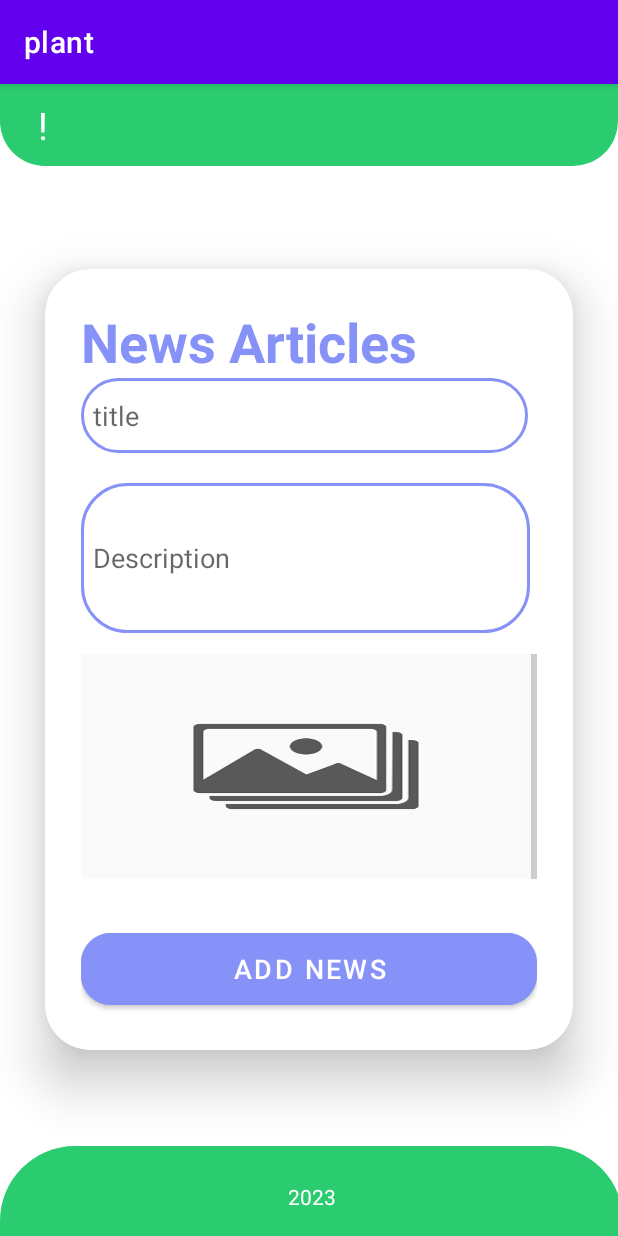
After one commit to duonghaigiang/ResearchPlant, an Android app: the AddNewsArticlesAction screen opened directly, with no data from a screen before it, on a phone screen of 412 x 824 dp. The commit adds this screen. Run offline under Robolectric (Android 15) with nearby library versions, the phone set to English and light mode, and no system bars; our stand-ins replace Firebase (no records; nobody signed in at launch, a user with empty details on screens opened directly).

Commit message:
update ui

```diff
--- a/app/src/main/AndroidManifest.xml
+++ b/app/src/main/AndroidManifest.xml
@@ -44,6 +44,12 @@
         <activity
             android:name=".MainActivity"
             android:exported="true" />
+        <activity
+            android:name=".ArticlesAction"
+          />
+        <activity
+            android:name=".AddNewsArticlesAction"
+            />
     </application>
 
 </manifest>
--- /dev/null
+++ b/app/src/main/java/com/example/plant/AddNewsArticlesAction.kt
@@ -0,0 +1,27 @@
+package com.example.plant
+
+import android.content.Intent
+import androidx.appcompat.app.AppCompatActivity
+import android.os.Bundle
+import android.widget.Button
+import android.widget.TextView
+import com.google.firebase.auth.ktx.auth
+import com.google.firebase.ktx.Firebase
+
+class AddNewsArticlesAction : AppCompatActivity() {
+
+    private lateinit var username : TextView
+
+    override fun onCreate(savedInstanceState: Bundle?) {
+        super.onCreate(savedInstanceState)
+        setContentView(R.layout.activity_addnews_articles_action)
+        username = findViewById(R.id.username)
+
+        val currentUser = Firebase.auth.currentUser // viết tắt của kotlin
+
+        val currentUserTextView = username
+        currentUser?.let {
+            currentUserTextView.text = it.displayName
+        }
+    }
+}
--- /dev/null
+++ b/app/src/main/res/layout/activity_addnews_articles_action.xml
@@ -0,0 +1,173 @@
+<?xml version="1.0" encoding="utf-8"?>
+<androidx.drawerlayout.widget.DrawerLayout xmlns:android="http://schemas.android.com/apk/res/android"
+    xmlns:app="http://schemas.android.com/apk/res-auto"
+    xmlns:tools="http://schemas.android.com/tools"
+    android:id="@+id/drawerLayout"
+    android:layout_width="match_parent"
+    android:layout_height="match_parent"
+    tools:context=".AddNewsArticlesAction">
+
+    <androidx.constraintlayout.widget.ConstraintLayout
+        android:layout_width="match_parent"
+        android:layout_height="match_parent">
+
+        <androidx.constraintlayout.widget.ConstraintLayout
+            android:id="@+id/layoutHeader"
+            android:layout_width="match_parent"
+            android:layout_height="wrap_content"
+            android:background="@drawable/header"
+            android:padding="10dp"
+            app:layout_constraintBaseline_toTopOf="parent"
+            app:layout_constraintEnd_toEndOf="parent"
+            app:layout_constraintStart_toStartOf="parent"
+            app:layout_constraintTop_toTopOf="parent">
+            <TextView
+                android:id="@+id/hello"
+
+                android:layout_width="wrap_content"
+                android:layout_height="wrap_content"
+                android:layout_marginStart="15dp"
+                android:layout_marginTop="15dp"
+                android:text="!"
+                android:textColor="@color/white"
+                android:textSize="25sp"
+                app:layout_constraintBaseline_toTopOf="parent"
+                app:layout_constraintStart_toStartOf="parent" />
+
+            <TextView
+                android:id="@+id/username"
+
+                android:layout_width="wrap_content"
+                android:layout_height="wrap_content"
+                android:textColor="@color/white"
+                android:textSize="25sp"
+                android:textStyle="bold"
+                android:layout_marginLeft="10dp"
+                app:layout_constraintStart_toEndOf="@+id/hello"
+                app:layout_constraintTop_toTopOf="parent"></TextView>
+
+        </androidx.constraintlayout.widget.ConstraintLayout>
+        <LinearLayout
+            android:layout_width="match_parent"
+            android:layout_height="match_parent"
+
+            android:orientation="vertical"
+            android:gravity="center">
+
+            <androidx.cardview.widget.CardView
+                android:layout_width="match_parent"
+                android:layout_height="wrap_content"
+                android:layout_margin="30dp"
+                app:cardCornerRadius="30dp"
+                app:cardElevation="20dp"
+               >
+
+                <LinearLayout
+
+                    android:layout_width="match_parent"
+                    android:layout_height="wrap_content"
+                    android:orientation="vertical"
+                    android:layout_gravity="center_horizontal"
+                    android:padding="24dp"
+                    >
+                    <TextView
+                        android:layout_width="match_parent"
+                        android:layout_height="wrap_content"
+                        android:text="News Articles "
+                        android:textSize="36sp"
+                        android:textStyle="bold"
+                        android:textColor="@color/lavender"></TextView>
+
+                    <EditText
+                        android:id="@+id/titleNews"
+                        android:layout_width="298dp"
+                        android:layout_height="50dp"
+                        android:layout_marginRight="40dp"
+                        android:background="@drawable/text_filed"
+
+                        android:hint="title"
+                        android:padding="8dp"
+                        android:textColor="@color/black"
+                        android:textSize="18dp"></EditText>
+
+                    <EditText
+                        android:id="@+id/Description"
+                        android:layout_width="299dp"
+                        android:layout_height="100dp"
+                        android:layout_marginTop="20dp"
+                        android:layout_marginRight="40dp"
+                        android:background="@drawable/text_filed"
+
+                        android:hint="Description"
+                        android:padding="8dp"
+                        android:textColor="@color/black"
+                        android:textSize="18dp"></EditText>
+                    <LinearLayout
+                        android:layout_width="match_parent"
+                        android:layout_height="match_parent"
+                        android:orientation="horizontal"
+                        android:background="@color/grey"
+                        android:layout_marginTop="14dp"
+                        >
+
+                        <ImageView
+                            android:id="@+id/avatar"
+                            android:layout_width="match_parent"
+                            android:layout_height="150dp"
+                            android:layout_marginEnd="4dp"
+                            android:scaleType="centerCrop"
+                            android:background="@drawable/camera"
+                            />
+                    </LinearLayout>
+                    <Button
+                        android:layout_width="match_parent"
+                        android:layout_height="60dp"
+                        android:text="Add news"
+                        android:id="@+id/loginButton"
+                        android:textSize="18sp"
+                        android:layout_marginTop="30dp"
+                        android:backgroundTint="@color/lavender"
+                        app:cornerRadius = "20dp"
+                        ></Button>
+
+
+                </LinearLayout>
+            </androidx.cardview.widget.CardView>
+        </LinearLayout>
+
+        <androidx.constraintlayout.widget.ConstraintLayout
+            android:id="@+id/footer"
+            android:layout_width="415dp"
+            android:layout_height="60dp"
+            android:background="@drawable/footer"
+            android:padding="10dp"
+            app:layout_constraintBottom_toBottomOf="parent"
+            app:layout_constraintEnd_toEndOf="parent"
+            app:layout_constraintHorizontal_bias="0.0"
+            app:layout_constraintStart_toStartOf="parent"
+
+            app:layout_constraintTop_toBottomOf="@+id/layoutHeader"
+            app:layout_constraintVertical_bias="1.0">
+
+            <TextView
+                android:id="@+id/footerText"
+                android:layout_width="wrap_content"
+                android:layout_height="wrap_content"
+                android:text="2023"
+
+                android:textColor="@android:color/white"
+                android:textSize="14sp"
+                app:layout_constraintBottom_toBottomOf="parent"
+                app:layout_constraintEnd_toEndOf="parent"
+                app:layout_constraintStart_toStartOf="parent"
+                app:layout_constraintTop_toTopOf="parent"
+                app:layout_constraintVertical_bias="0.666" />
+
+        </androidx.constraintlayout.widget.ConstraintLayout>
+
+
+    </androidx.constraintlayout.widget.ConstraintLayout>
+
+
+
+</androidx.drawerlayout.widget.DrawerLayout>
```
Also changed, not shown: app/src/main/java/com/example/plant/ArticlesAction.kt (added, +22 -0 lines), app/src/main/java/com/example/plant/LoginAction.kt (+22 -14 lines), app/src/main/java/com/example/plant/MainActivity.kt (+59 -5 lines), app/src/main/java/com/example/plant/ProfileActivity.kt (+12 -8 lines), app/src/main/java/com/example/plant/SignUpAction.kt (+11 -8 lines), app/src/main/res/layout/activity_articles_action.xml (added, +86 -0 lines), app/src/main/res/drawable/camera.jpg (added).
